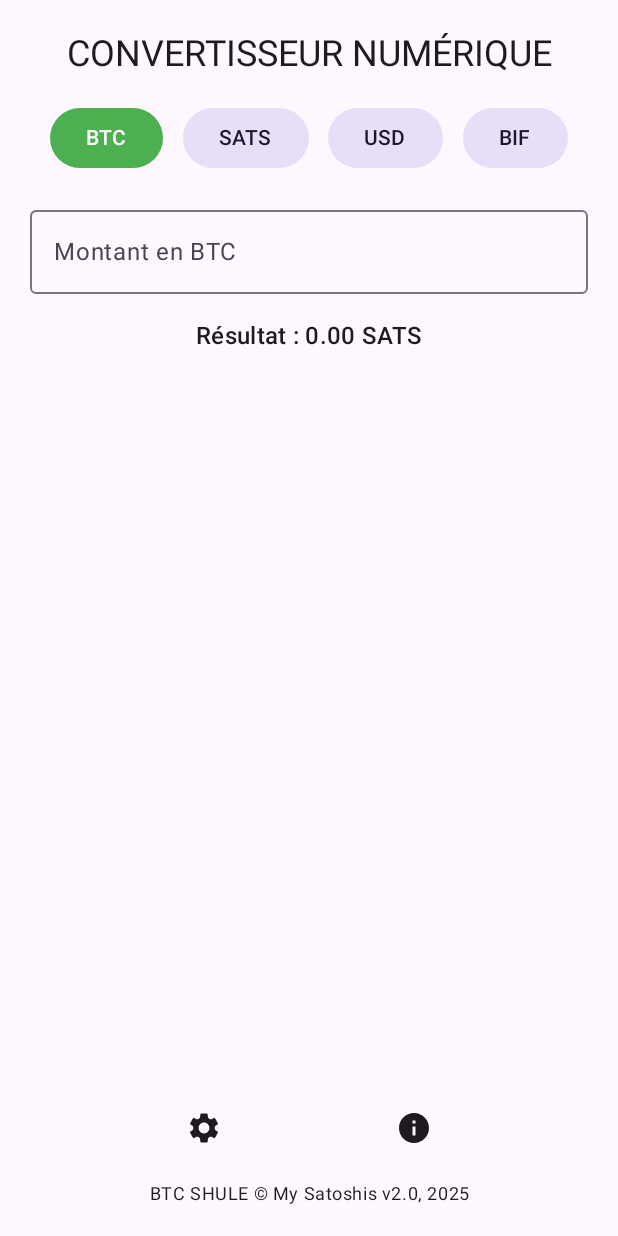
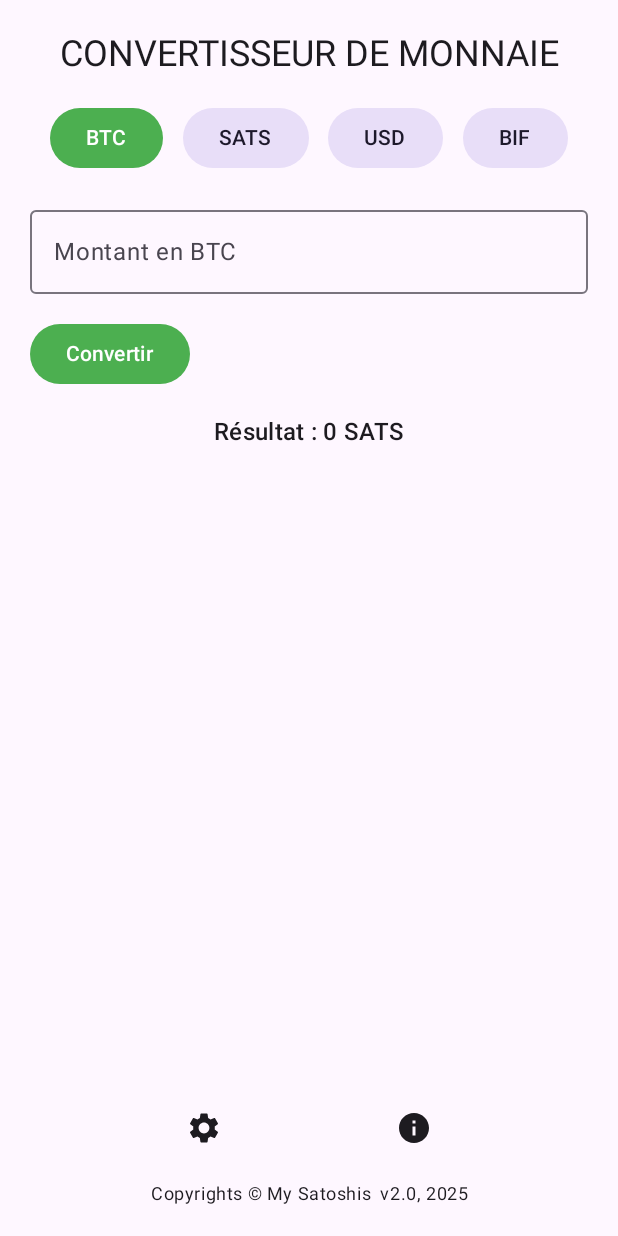
Before and after one commit to Advaxe/MySatoshis, an Android app built with Jetpack Compose: the screen it shows after launch (MainActivity), on a phone screen of 412 x 824 dp. Run offline under Robolectric (Android 15) with nearby library versions, the phone set to English and light mode, and no system bars.

Commit message:
some changes

```diff
--- a/app/src/main/java/com/example/mysatoshi/MainActivity.kt
+++ b/app/src/main/java/com/example/mysatoshi/MainActivity.kt
@@ -20,24 +20,31 @@ import androidx.compose.ui.graphics.Color
 import androidx.compose.ui.text.input.KeyboardType
 import androidx.compose.ui.text.style.TextAlign
 import androidx.compose.ui.unit.dp
+import retrofit2.Call
+import retrofit2.Callback
+import retrofit2.Response
+import retrofit2.Retrofit
+import retrofit2.http.GET
+import retrofit2.http.Path
+import retrofit2.converter.gson.GsonConverterFactory
 import java.text.NumberFormat
 import java.util.*
 
 object Strings {
-    val texts = mapOf(
+    var texts = mapOf(
         "fr" to mapOf(
-            "title" to "CONVERTISSEUR NUMÉRIQUE",
+            "title" to "CONVERTISSEUR DE MONNAIE",
             "amount" to "Montant en",
             "result" to "Résultat",
             "settings" to "Paramètres",
             "about" to "À propos",
-            "footer" to "BTC SHULE © My Satoshis v2.0, 2025",
+            "footer" to "Copyrights © My Satoshis  v2.0, 2025",
             "conversion_settings" to "Paramètres de conversion",
             "taux" to "Taux USD/BIF",
             "prix" to "Prix du BTC en USD",
             "langue" to "Langue",
             "retour" to "Retour",
-            "about_content" to "Convertisseur numérique BTC, SATS, USD, BIF\nDéveloppé à Gitega, 2025\nBTC SHULE"
+            "about_content" to "Convertisseur numérique BTC, SATS, USD, BIF\n Cette application vous permet de fixer le taux et faire les conversions variantes. \nDéveloppé à Gitega, par Advaxe pour la communauté burundaise vivant dans les localités à faire connexion internet\n  2025\nMy Satoshis"
         ),
         "en" to mapOf(
             "title" to "DIGITAL CONVERTER",
@@ -88,34 +95,52 @@ object Strings {
     }
 }
 
+interface YadioApiService {
+    @GET("convert/{amount}/{from}/{to}")
+    fun convertCurrency(
+        @Path("amount") amount: Double,
+        @Path("from") from: String,
+        @Path("to") to: String
+    ): Call<ConversionResponse>
+}
+
+data class ConversionResponse(
+    var result: Double
+)
+
 class MainActivity : ComponentActivity() {
 
-    private fun saveRates(context: Context, taux: String, prix: String) {
-        val prefs = context.getSharedPreferences("rates", Context.MODE_PRIVATE)
-        prefs.edit().apply {
-            putString("taux", taux)
-            putString("prix", prix)
-            apply()
-        }
-    }
-
-    private fun loadRates(context: Context): Pair<String, String> {
-        val prefs = context.getSharedPreferences("rates", Context.MODE_PRIVATE)
-        val taux = prefs.getString("taux", "7700") ?: "7700"
-        val prix = prefs.getString("prix", "116500") ?: "116500"
-        return Pair(taux, prix)
-    }
+    private lateinit var apiService: YadioApiService
 
     override fun onCreate(savedInstanceState: Bundle?) {
         super.onCreate(savedInstanceState)
-        val (savedTaux, savedPrix) = loadRates(this)
+
+        // Configuration de Retrofit
+        var retrofit = Retrofit.Builder()
+            .baseUrl("https://api.yadio.io/")
+            .addConverterFactory(GsonConverterFactory.create())
+            .build()
+
+        apiService = retrofit.create(YadioApiService::class.java)
 
         setContent {
             MaterialTheme(colorScheme = lightColorScheme()) {
                 var screen by remember { mutableStateOf("main") }
-                var tauxUsdBif by remember { mutableStateOf(savedTaux) }
-                var prixBtcUsd by remember { mutableStateOf(savedPrix) }
+                var tauxUsdBif by remember { mutableStateOf("7700") }
+                var prixBtcUsd by remember { mutableStateOf("116500") }
                 var language by remember { mutableStateOf("fr") }
+                var conversionResult by remember { mutableStateOf(0.0) }
+                var montant by remember { mutableStateOf("") }
+                var sourceDevise by remember { mutableStateOf("BTC") }
+                var targetDevise by remember { mutableStateOf("SATS") }
+
+                LaunchedEffect(Unit) {
+                    // Charger les taux initiaux
+                    loadRates(this@MainActivity) { loadedTaux, loadedPrix ->
+                        tauxUsdBif = loadedTaux
+                        prixBtcUsd = loadedPrix
+                    }
+                }
 
                 Surface(modifier = Modifier.fillMaxSize()) {
                     when (screen) {
@@ -123,6 +148,15 @@ class MainActivity : ComponentActivity() {
                             tauxUsdBif,
                             prixBtcUsd,
                             language,
+                            montant,
+                            conversionResult,
+                            sourceDevise,
+                            targetDevise,
+                            onConvert = { amount ->
+                                performConversion(amount.toDoubleOrNull() ?: 0.0, sourceDevise, targetDevise) { result ->
+                                    conversionResult = result
+                                }
+                            },
                             onSettingsClick = { screen = "settings" },
                             onAboutClick = { screen = "about" }
                         )
@@ -150,6 +184,39 @@ class MainActivity : ComponentActivity() {
         }
     }
 
+    private fun performConversion(amount: Double, from: String, to: String, callback: (Double) -> Unit) {
+        apiService.convertCurrency(amount, from, to).enqueue(object : Callback<ConversionResponse> {
+            override fun onResponse(call: Call<ConversionResponse>, response: Response<ConversionResponse>) {
+                if (response.isSuccessful) {
+                    var result = response.body()?.result ?: 0.0
+                    callback(result)
+                } else {
+                    callback(0.0) // Gestion d'erreur
+                }
+            }
+
+            override fun onFailure(call: Call<ConversionResponse>, t: Throwable) {
+                callback(0.0) // Gestion d'erreur
+            }
+        })
+    }
+
+    private fun loadRates(context: Context, callback: (String, String) -> Unit) {
+        var prefs = context.getSharedPreferences("rates", Context.MODE_PRIVATE)
+        var taux = prefs.getString("taux", "7700") ?: "7700"
+        var prix = prefs.getString("prix", "116500") ?: "116500"
+        callback(taux, prix)
+    }
+
+    private fun saveRates(context: Context, taux: String, prix: String) {
+        var prefs = context.getSharedPreferences("rates", Context.MODE_PRIVATE)
+        prefs.edit().apply {
+            putString("taux", taux)
+            putString("prix", prix)
+            apply()
+        }
+    }
+
     private fun lightColorScheme(): ColorScheme {
         return lightColorScheme(
             primary = Color(0xFF4CAF50), // Couleur principale (vert)
@@ -165,40 +232,16 @@ fun MainScreen(
     tauxUsdBif: String,
     prixBtcUsd: String,
     language: String,
+    montant: String,
+    conversionResult: Double,
+    sourceDevise: String,
+    targetDevise: String,
+    onConvert: (String) -> Unit,
     onSettingsClick: () -> Unit,
     onAboutClick: () -> Unit
 ) {
-    val t = { key: String -> Strings.get(key, language) }
-    val devises = listOf("BTC", "SATS", "USD", "BIF")
-
-    var sourceDevise by remember { mutableStateOf("BTC") }
-    var targetDevise by remember { mutableStateOf("SATS") }
-    var montant by remember { mutableStateOf("") }
-
-    val taux = tauxUsdBif.toDoubleOrNull() ?: 1.0
-    val prix = prixBtcUsd.toDoubleOrNull() ?: 1.0
-    val satUsd = prix / 100_000_000
-    val montantValue = montant.toDoubleOrNull() ?: 0.0
-    val format = NumberFormat.getNumberInstance(Locale.US).apply {
-        minimumFractionDigits = 2
-        maximumFractionDigits = 8
-    }
-
-    val conversion = when ("$sourceDevise → $targetDevise") {
-        "BTC → SATS" -> montantValue * 100_000_000
-        "BTC → USD" -> montantValue * prix
-        "BTC → BIF" -> montantValue * prix * taux
-        "SATS → BTC" -> montantValue / 100_000_000
-        "SATS → USD" -> montantValue * satUsd
-        "SATS → BIF" -> montantValue * satUsd * taux
-        "USD → BTC" -> montantValue / prix
-        "USD → SATS" -> (montantValue / prix) * 100_000_000
-        "USD → BIF" -> montantValue * taux
-        "BIF → BTC" -> (montantValue / taux) / prix
-        "BIF → SATS" -> (montantValue / taux) / satUsd
-        "BIF → USD" -> montantValue / taux
-        else -> 0.0
-    }
+    var t = { key: String -> Strings.get(key, language) }
+    var devises = listOf("BTC", "SATS", "USD", "BIF")
 
     Column(
         modifier = Modifier
@@ -219,15 +262,28 @@ fun MainScreen(
                 horizontalArrangement = Arrangement.SpaceEvenly
             ) {
                 devises.forEach { base ->
+                  //var expanded by remember { mutableStateOf(false) }
+//                    val backgroundColor by animateColorAsState(
+//                        if (sourceDevise == base) MaterialTheme.colorScheme.primary
+//                        else MaterialTheme.colorScheme.secondaryContainer
+//                    )
+//                    val contentColor by animateColorAsState(
+//                        if (sourceDevise == base) MaterialTheme.colorScheme.onPrimary
+//                        else MaterialTheme.colorScheme.onSecondaryContainer
+//                    )
                     var expanded by remember { mutableStateOf(false) }
-                    val backgroundColor by animateColorAsState(
-                        if (sourceDevise == base) MaterialTheme.colorScheme.primary
+
+                    // Récupérer les couleurs animées sans réaffectation
+                    val backgroundColor = animateColorAsState(
+                        targetValue = if (sourceDevise == base) MaterialTheme.colorScheme.primary
                         else MaterialTheme.colorScheme.secondaryContainer
-                    )
-                    val contentColor by animateColorAsState(
-                        if (sourceDevise == base) MaterialTheme.colorScheme.onPrimary
+                    ).value
+
+                    val contentColor = animateColorAsState(
+                        targetValue = if (sourceDevise == base) MaterialTheme.colorScheme.onPrimary
                         else MaterialTheme.colorScheme.onSecondaryContainer
-                    )
+                    ).value
+
 
                     Column(horizontalAlignment = Alignment.CenterHorizontally) {
                         Button(
@@ -263,9 +319,13 @@ fun MainScreen(
                 modifier = Modifier.fillMaxWidth()
             )
 
+            Button(onClick = { onConvert(montant) }) {
+                Text("Convertir")
+            }
+
             SelectionContainer {
                 Text(
-                    "${t("result")} : ${format.format(conversion)} $targetDevise",
+                    "${t("result")} : ${NumberFormat.getNumberInstance(Locale.US).format(conversionResult)} $targetDevise",
                     style = MaterialTheme.typography.titleMedium,
                     textAlign = TextAlign.Center,
                     modifier = Modifier.fillMaxWidth()
@@ -308,7 +368,7 @@ fun SettingsScreen(
     onLanguageChange: (String) -> Unit,
     onBack: () -> Unit
 ) {
-    val t = { key: String -> Strings.get(key, language) }
+    var t = { key: String -> Strings.get(key, language) }
 
     Column(
         modifier = Modifier
@@ -389,7 +449,7 @@ fun SettingsScreen(
 
 @Composable
 fun AboutScreen(language: String, onBack: () -> Unit) {
-    val t = { key: String -> Strings.get(key, language) }
+    var t = { key: String -> Strings.get(key, language) }
 
     Column(
         modifier = Modifier
```
Also changed, not shown: app/build.gradle.kts (+8 -4 lines), app/src/main/res/mipmap-xxxhdpi/ic_launcher.png (added), 2 other files.
